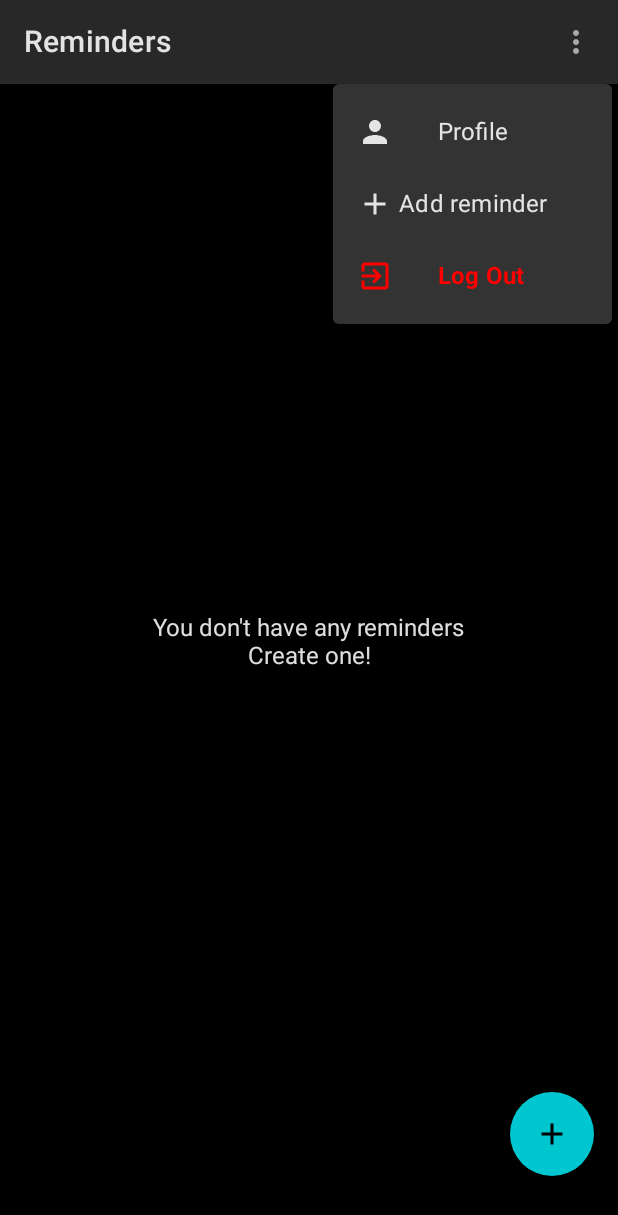
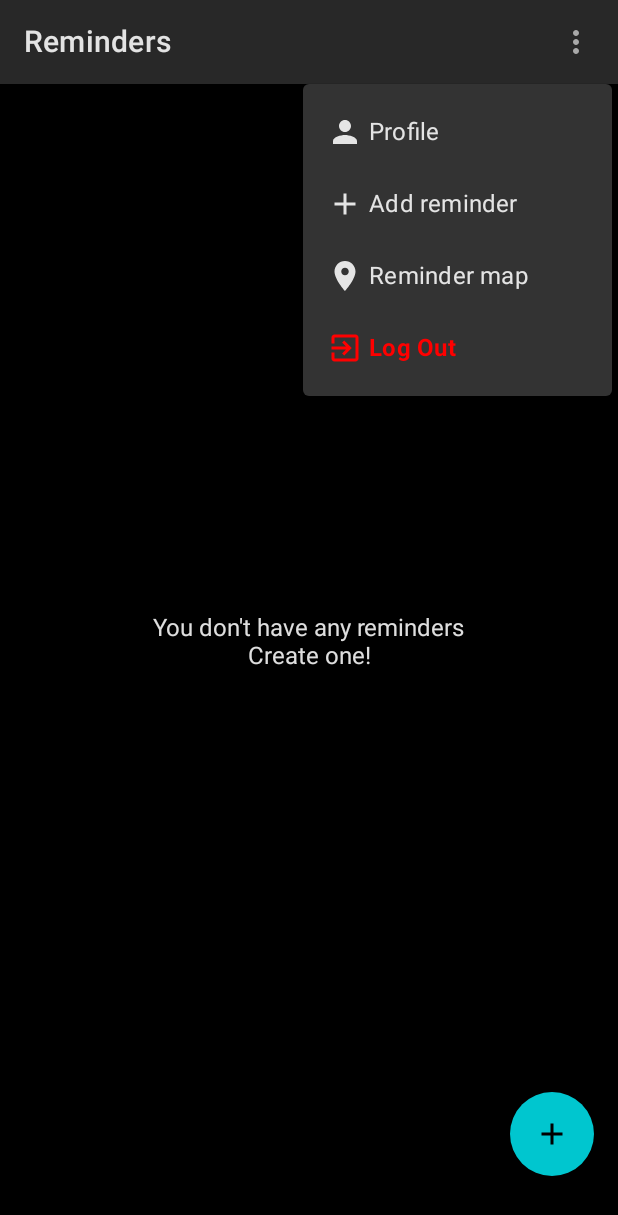
Before and after one commit to D4NILO7/Mobile_computing_reminder, an Android app built with Jetpack Compose: the Home screen opened through its navigation route, after a tap on "Options", on a phone screen of 412 x 824 dp. Shown: the top 1215 px of the screen. Run offline under Robolectric (Android 15) with nearby library versions, the phone set to English and light mode, and no system bars; our stand-ins replace Firebase (no records; nobody signed in at launch, a user with empty details on screens opened directly), constraintlayout-compose.

Commit message:
showing nearby reminder but notification not working

```diff
--- a/app/src/main/java/com/example/mobilecomputingexerciseproject/MobileComputingApp.kt
+++ b/app/src/main/java/com/example/mobilecomputingexerciseproject/MobileComputingApp.kt
@@ -11,6 +11,7 @@ import com.example.mobilecomputingexerciseproject.ui.home.Home
 import com.example.mobilecomputingexerciseproject.ui.login.Login
 import com.example.mobilecomputingexerciseproject.ui.login.PinLogin
 import com.example.mobilecomputingexerciseproject.ui.login.RegisterUser
+import com.example.mobilecomputingexerciseproject.ui.maps.NearbyReminders
 import com.example.mobilecomputingexerciseproject.ui.maps.ReminderLocationMap
 import com.example.mobilecomputingexerciseproject.ui.profile.Profile
 import com.example.mobilecomputingexerciseproject.ui.reminderUI.CreateReminder
@@ -23,7 +24,7 @@ fun MobileComputingApp(
 ) {
     NavHost(
         navController = appState.navController,
-        startDestination = "login"
+        startDestination = "home"
     ) {
         composable(route = "login") {
             Login(navController = appState.navController)
@@ -46,6 +47,9 @@ fun MobileComputingApp(
         composable(route = "map") {
             ReminderLocationMap(navController = appState.navController)
         }
+        composable(route = "nearbyReminders") {
+            NearbyReminders(navController = appState.navController)
+        }
         composable(
             route = "editReminder?reminderId={reminderId}",
             arguments = listOf(
--- a/app/src/main/java/com/example/mobilecomputingexerciseproject/ui/home/Home.kt
+++ b/app/src/main/java/com/example/mobilecomputingexerciseproject/ui/home/Home.kt
@@ -24,8 +24,6 @@ fun Home(
     var dropDownMenuExpanded by remember {
         mutableStateOf(false)
     }
-
-    var allButton = remember{ mutableStateOf(false) }
 
     Scaffold(
         modifier = Modifier.padding(bottom = 24.dp),
@@ -71,14 +69,14 @@ fun Home(
                             }) {
                             Row(
                                 modifier = Modifier.fillMaxWidth(),
-                                horizontalArrangement = Arrangement.SpaceBetween
+                                horizontalArrangement = Arrangement.Start
                             ) {
                                 Icon(
                                     painter = rememberVectorPainter(Icons.Filled.Person),
                                     contentDescription = "ProfileIcon",
                                 )
                                 Text(
-                                    "Profile",
+                                    " Profile",
                                     modifier = Modifier
                                         .width(100.dp)
 
@@ -93,7 +91,7 @@ fun Home(
                             }) {
                             Row(
                                 modifier = Modifier.fillMaxWidth(),
-                                horizontalArrangement = Arrangement.SpaceBetween
+                                horizontalArrangement = Arrangement.Start
                             ) {
                                 Icon(
                                     painter = rememberVectorPainter(Icons.Filled.Add),
@@ -108,6 +106,29 @@ fun Home(
                             }
                         }
 
+                        //---------------------------------------------------------------------
+
+                        DropdownMenuItem(
+                            onClick = {
+                                navController.navigate("nearbyReminders")
+                                dropDownMenuExpanded = false
+                            }) {
+                            Row(
+                                modifier = Modifier.fillMaxWidth(),
+                                horizontalArrangement = Arrangement.SpaceBetween
+                            ) {
+                                Icon(
+                                    painter = rememberVectorPainter(Icons.Filled.LocationOn),
+                                    contentDescription = "nearbyReminders"
+                                )
+                                Text(
+                                    " Reminder map",
+                                    modifier = Modifier
+                                        .width(150.dp),
+                                )
+                            }
+                        }
+                        //---------------------------------------------------------------
                         DropdownMenuItem(
                             onClick = {
                                 navController.navigate("login")
@@ -115,7 +136,7 @@ fun Home(
                             }) {
                             Row(
                                 modifier = Modifier.fillMaxWidth(),
-                                horizontalArrangement = Arrangement.SpaceBetween
+                                horizontalArrangement = Arrangement.Start
                             ) {
                                 Icon(
                                     painter = rememberVectorPainter(Icons.Filled.ExitToApp),
@@ -123,7 +144,7 @@ fun Home(
                                     tint = Color.Red
                                 )
                                 Text(
-                                    "Log Out",
+                                    " Log Out",
                                     modifier = Modifier
                                         .width(100.dp),
                                     color = Color.Red,
--- a/app/src/main/java/com/example/mobilecomputingexerciseproject/ui/home/categoryReminder/CategoryReminder.kt
+++ b/app/src/main/java/com/example/mobilecomputingexerciseproject/ui/home/categoryReminder/CategoryReminder.kt
@@ -36,7 +36,6 @@ fun CategoryReminder(
 ) {
     val viewModel: CategoryReminderViewModel = viewModel()
     val viewState by viewModel.state.collectAsState()
-
     Column(modifier = Modifier.fillMaxWidth()) {
         ReminderList(
             list = viewState.reminders,
--- a/app/src/main/java/com/example/mobilecomputingexerciseproject/ui/reminderUI/createReminder.kt
+++ b/app/src/main/java/com/example/mobilecomputingexerciseproject/ui/reminderUI/createReminder.kt
@@ -56,6 +56,8 @@ fun CreateReminder(
     var selectedItem by remember {
         mutableStateOf(listItems[1])
     }
+
+    //LOCATION NOTY TRIGGER
 
     //PICK REMINDER TIME
     val mContext = LocalContext.current
```
Also changed, not shown: app/src/main/java/com/example/mobilecomputingexerciseproject/ui/maps/NearbyReminders.kt (added, +59 -0 lines).
